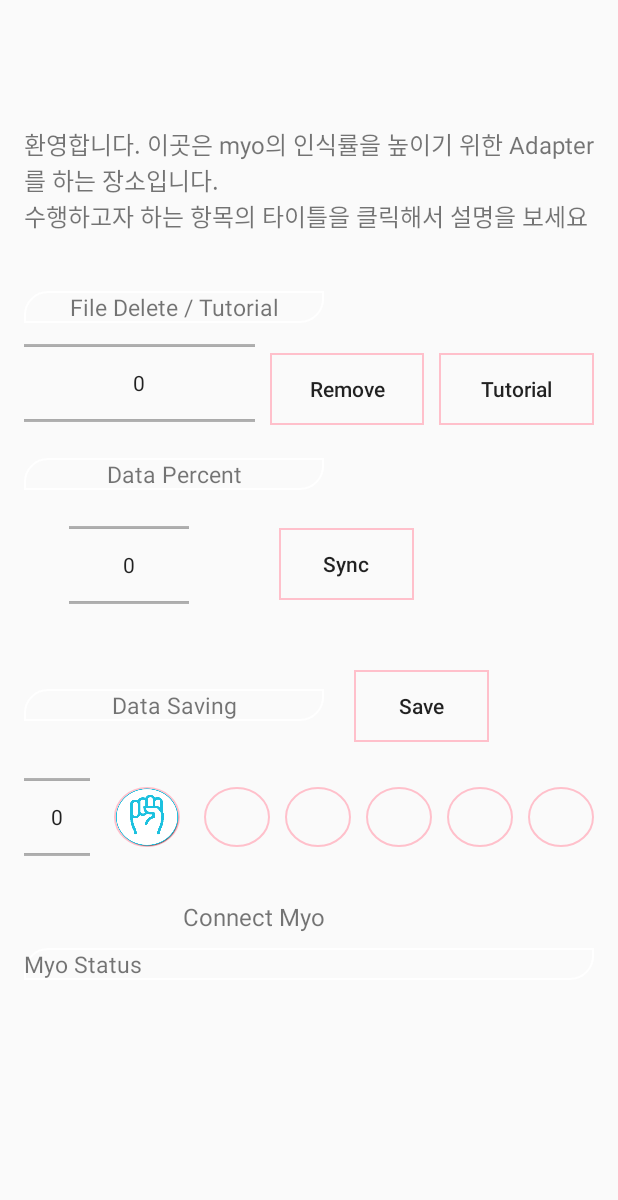
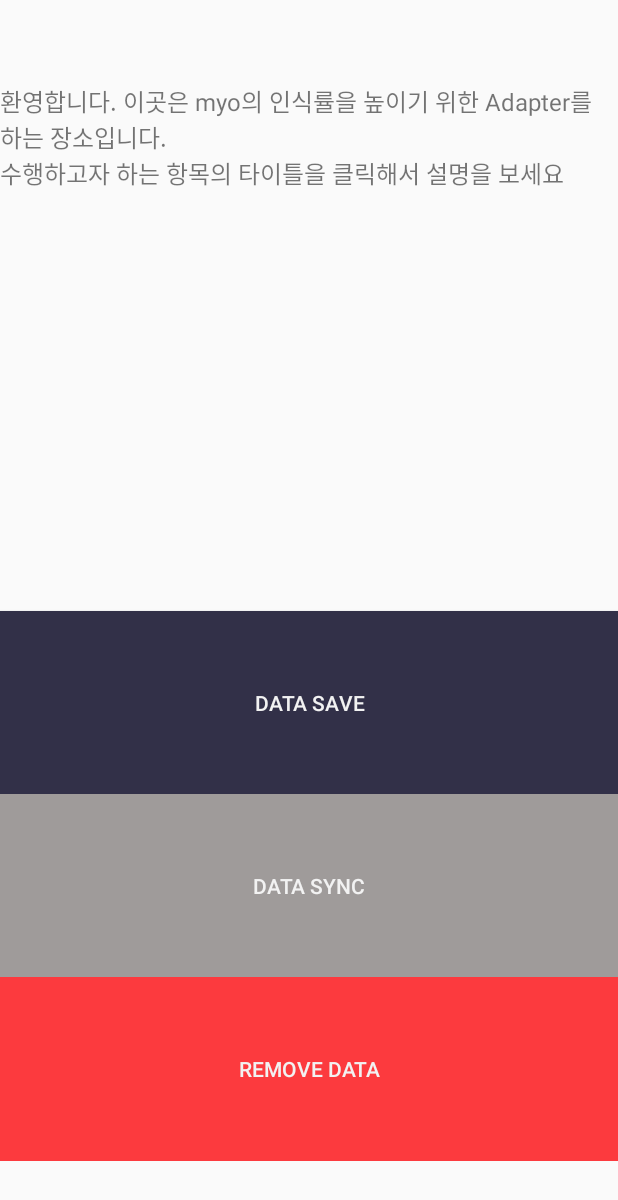
Before and after one commit to BlueBerryCheese/MyoLifeHacker2018, an Android app: the layout fragment_tab_fragment3.xml on its own in the app's theme, with its tools: preview values and no code run, on a phone screen of 412 x 824 dp. Shown: the top 1200 px of the screen. Run offline under Robolectric (Android 15) with nearby library versions, the phone set to English and light mode, and no system bars.

```diff
--- a/app/src/main/res/layout/fragment_tab_fragment3.xml
+++ b/app/src/main/res/layout/fragment_tab_fragment3.xml
@@ -3,52 +3,36 @@
     xmlns:tools="http://schemas.android.com/tools"
     android:layout_width="match_parent"
     android:layout_height="match_parent"
-    android:paddingTop="@dimen/title_margin"
     tools:context=".TabFragment3">
 
-    <!-- TODO: Update blank fragment layout -->
+    <LinearLayout
+        android:id="@+id/main_linearlayout"
+        android:layout_width="match_parent"
+        android:layout_height="match_parent"
+        android:weightSum="10"
+        android:orientation="vertical"
+        android:layout_marginTop="55dp"
+        android:layout_marginBottom="50dp">
         <RelativeLayout
+            android:id="@+id/showRelativelayout"
             android:layout_width="match_parent"
             android:layout_height="wrap_content"
-        android:layout_marginBottom="@dimen/title_margin"
-        android:paddingLeft="@dimen/activity_horizontal_margin"
-        android:paddingRight="@dimen/activity_horizontal_margin"
-        android:paddingTop="@dimen/activity_vertical_margin">
+            android:layout_weight="5.5">
+            <TextView
+                android:id="@+id/textView_tutorial"
+                android:layout_width="match_parent"
+                android:layout_height="80dp"
 
-        <LinearLayout
-            android:id="@+id/toptopLinearLayout"
-            android:layout_width="match_parent"
-            android:layout_height="wrap_content"
-            android:layout_marginTop="30dp"
-            android:orientation="vertical">
-
-            <TextView
-                android:id="@+id/Text_tutorial"
-                android:layout_width="match_parent"
-
-                android:layout_height="80dp"
-                android:layout_marginBottom="20dp"
                 android:textSize="16dp"
                 android:text="환영합니다. 이곳은 myo의 인식률을 높이기 위한 Adapter를 하는 장소입니다.\n수행하고자 하는 항목의 타이틀을 클릭해서 설명을 보세요" />
-
-
-            <TextView
-                android:id="@+id/Text_first"
-                android:layout_width="200dp"
-                android:layout_height="wrap_content"
-                android:layout_marginTop="10dp"
-                android:background="@drawable/editbox_transparent_frame"
-                android:text="File Delete / Tutorial"
-                android:textAlignment="center"
-                android:textSize="15dp" />
-        </LinearLayout>
-
             <LinearLayout
                 android:id="@+id/topLinearLayout"
                 android:layout_width="match_parent"
                 android:layout_height="wrap_content"
-            android:layout_below="@+id/toptopLinearLayout"
-            android:layout_marginBottom="10dp">
+                android:layout_below="@+id/textView_tutorial"
+                android:layout_marginTop="40dp"
+                android:layout_marginBottom="10dp"
+                android:visibility="gone">
 
                 <NumberPicker
                     android:id="@+id/remove_gestureNumberPicker"
@@ -80,31 +64,14 @@
                     android:textAllCaps="false"
                     android:layout_weight="10"/>
             </LinearLayout>
-
-        <LinearLayout
-            android:id="@+id/AdaptiveSavingLinearLayout"
-            android:layout_width="match_parent"
-            android:layout_height="wrap_content"
-            android:layout_below="@+id/topLinearLayout"
-            >
-
-            <TextView
-                android:id="@+id/Text_second"
-                android:layout_width="200dp"
-                android:layout_height="wrap_content"
-                android:background="@drawable/editbox_transparent_frame"
-                android:text="Data Percent"
-                android:textAlignment="center"
-                android:textSize="15dp" />
-
-        </LinearLayout>
-
             <LinearLayout
                 android:id="@+id/AdaptiveNumberPickerLinearLayout"
                 android:layout_width="wrap_content"
                 android:layout_height="90dp"
-            android:layout_below="@+id/AdaptiveSavingLinearLayout"
-            android:layout_marginBottom="20dp">
+                android:layout_below="@+id/textView_tutorial"
+                android:layout_marginTop="40dp"
+                android:layout_marginBottom="10dp"
+                android:visibility="gone">
 
                 <NumberPicker
                     android:id="@+id/AdapterNumberPicker"
@@ -127,41 +94,14 @@
                     android:textAllCaps="false" />
             </LinearLayout>
             <LinearLayout
-            android:id="@+id/DataSavingLinearLayout"
-            android:layout_width="match_parent"
-            android:layout_height="wrap_content"
-            android:layout_below="@id/AdaptiveNumberPickerLinearLayout"
-            android:layout_marginTop="10dp">
-
-            <TextView
-                android:id="@+id/Text_third"
-                android:layout_width="200dp"
-                android:layout_height="wrap_content"
-                android:background="@drawable/editbox_transparent_frame"
-                android:text="Data Saving"
-                android:textAlignment="center"
-                android:textSize="15dp"/>
-
-            <Button
-                android:id="@+id/btn_Save"
-                android:layout_width="90dp"
-                android:layout_height="wrap_content"
-                android:background="@drawable/imgbtn_rect_state"
-                android:layout_marginLeft="20dp"
-                android:text="Save"
-                android:textAllCaps="false" />
-
-
-        </LinearLayout>
-
-        <LinearLayout
                 android:id="@+id/SelectLinearLayout"
                 android:layout_width="match_parent"
                 android:layout_height="wrap_content"
-            android:layout_below="@+id/DataSavingLinearLayout"
-            android:layout_marginTop="10dp"
+                android:layout_below="@+id/textView_tutorial"
+                android:layout_marginTop="40dp"
                 android:layout_marginBottom="10dp"
-            android:orientation="horizontal">
+                android:visibility="gone"
+                >
 
                 <NumberPicker
                     android:id="@+id/gestureNumberPicker"
@@ -235,43 +175,53 @@
                     android:textColor="@android:color/black"
                     android:layout_weight="10"/>
             </LinearLayout>
-        <LinearLayout
-            android:id="@+id/BottomLinearLayout"
-            android:layout_width="match_parent"
-            android:layout_height="wrap_content"
-            android:layout_below="@id/SelectLinearLayout"
-            android:layout_marginTop="5dp"
-            android:orientation="horizontal"
-            android:weightSum="4">
 
             <TextView
                 android:id="@+id/gestureTextView"
-                android:layout_width="240dp"
+                android:layout_width="wrap_content"
                 android:layout_height="wrap_content"
-                android:layout_weight="2"
-                android:gravity="center"
+                android:layout_centerHorizontal="true"
+                android:layout_below="@+id/SelectLinearLayout"
                 android:text="Connect Myo "
-                android:textSize="16dp" />
+                android:textSize="16dp"
+                android:visibility="gone"/>
+            <Button
+                android:id="@+id/btn_Save"
+                android:layout_width="90dp"
+                android:layout_height="wrap_content"
+                android:background="@drawable/imgbtn_rect_state"
+                android:layout_marginLeft="20dp"
+                android:text="Save"
+                android:textAllCaps="false"
+                android:layout_below="@+id/SelectLinearLayout"
+                android:layout_toRightOf="@+id/gestureTextView"
+                android:visibility="gone"/>
+        </RelativeLayout>
 
-
-
-        </LinearLayout>
-        <LinearLayout
-            android:id="@+id/RawLinearLayout"
-            android:layout_below="@+id/BottomLinearLayout"
+        <Button
+            android:id="@+id/btn_saveScroll"
+            android:text="Data Save"
+            android:textColor="@color/BackgroundColor"
             android:layout_width="match_parent"
             android:layout_height="wrap_content"
-            android:layout_marginTop="10dp"
-            android:orientation="vertical">
-
-            <TextView
-                android:id="@+id/emgDataTextView"
+            android:layout_weight="1.5"
+            android:background="@color/FontColor"/>
+        <Button
+            android:id="@+id/btn_syncScroll"
+            android:text="Data Sync"
+            android:textColor="@color/BackgroundColor"
             android:layout_width="match_parent"
             android:layout_height="wrap_content"
-                android:background="@drawable/editbox_transparent_frame"
-                android:text="Myo Status"
-                android:textSize="15dp" />
+            android:layout_weight="1.5"
+            android:background="#9F9B9A"/>
+        <Button
+            android:id="@+id/btn_removeScroll"
+            android:text="Remove Data"
+            android:textColor="@color/BackgroundColor"
+            android:layout_width="match_parent"
+            android:layout_height="wrap_content"
+            android:layout_weight="1.5"
+            android:background="@color/AccentColor"/>
     </LinearLayout>
-    </RelativeLayout>
 
 </FrameLayout>
```
Lines whose indentation alone changed are shown as unchanged.
